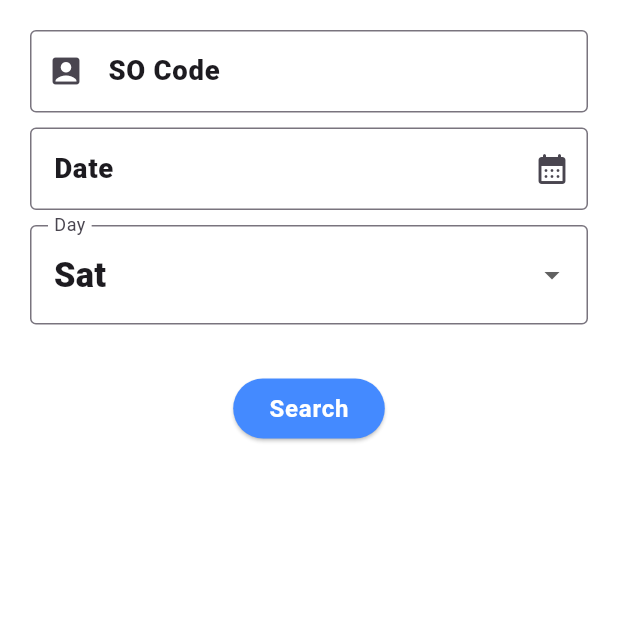
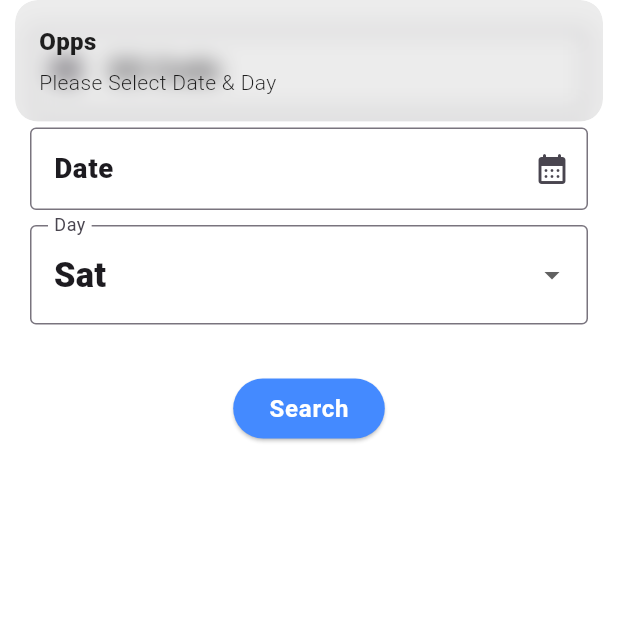
Before and after one commit to Mahamudul-Dev/Aloronsite, a Flutter app: the SearchDialogView screen opened directly, after a tap on "Search", on a phone screen of 412 x 824 dp, the top half of it. Run offline on Flutter 3.47's test engine with Material 2 defaults, Android fonts, the phone set to English and light mode, and no system bars; our stand-ins replace animated_bottom_navigation_bar, cached_network_image, dio, flutter_screenutil, get, get_storage and 3 more; missing offline and left inert: number_paginator; accounts and stored records are empty; generated files the repository leaves out were written again.

Commit message:
04-07-2023

```diff
--- a/lib/app/modules/collection_sheet/controllers/collection_sheet_controller.dart
+++ b/lib/app/modules/collection_sheet/controllers/collection_sheet_controller.dart
@@ -9,7 +9,6 @@ import 'package:dio/dio.dart';
 import 'package:flutter/material.dart';
 import 'package:get/get.dart';
 import 'package:logger/logger.dart';
-import 'package:number_paginator/number_paginator.dart';
 
 import '../../../data/utils.dart';
 
@@ -24,6 +23,7 @@ class CollectionSheetController extends GetxController {
   RxBool isSheetLoaded = false.obs;
   RxBool isSheetComplete = false.obs;
   final dio = Dio();
+  DateTime? selectedDate;
 
   List<DropdownMenuItem<String>> weekdays() {
     return [
@@ -61,7 +61,7 @@ class CollectionSheetController extends GetxController {
 
   Future<void> selectDate(BuildContext context) async {
     DateTime currentDate = DateTime.now();
-    DateTime? selectedDate = await showDatePicker(
+    selectedDate = await showDatePicker(
       context: context,
       initialDate: currentDate,
       firstDate: DateTime(1900),
@@ -83,8 +83,22 @@ class CollectionSheetController extends GetxController {
     }
   }
 
-  Future<List<CollectionSheetEntity>>? getSheet() async {
+  String _getDayName(DateTime date) {
+    final List<String> days = ['Mon', 'Tue', 'Wed', 'Thu', 'Fri', 'Sat', 'Sun'];
+    return days[date.weekday - 1];
+  }
+
+  Future<List<CollectionSheetEntity>?>? getSheet() async {
     isLoading.value = true;
+    if (isSheetLoaded.value) {
+      return Future.value(dbHelper.getCollectionSheet());
+    } else {
+      if (selectedDate != null && selectedDay.value != '') {
+        if (_getDayName(selectedDate!) != selectedDay.value) {
+          Get.snackbar('Sorry', 'Day not matching with date');
+          isLoading.value = false;
+          return Future.value(null);
+        } else {
           Map<String, dynamic> query = {
             "soCode": soCodeController.value.text,
             "collctionDay": selectedDay.value
@@ -104,14 +118,15 @@ class CollectionSheetController extends GetxController {
 
               for (Map i in response.data) {
                 Logger().d('Line 104: $i');
-          await dbHelper.saveCollectionSheet(CollectionSheetModel.fromJson(i));
-
+                await dbHelper
+                    .saveCollectionSheet(CollectionSheetModel.fromJson(i));
               }
 
               return Future.value(dbHelper.getCollectionSheet());
             } else {
               Logger().e(response.data);
-        Get.snackbar('Opps!', 'An there was a error when loading data sheet');
+              Get.snackbar(
+                  'Opps!', 'An there was a error when loading data sheet');
               isLoading.value = false;
             }
             return Future.value(dbHelper.getCollectionSheet());
@@ -122,6 +137,12 @@ class CollectionSheetController extends GetxController {
           isLoading.value = false;
           return Future.value(dbHelper.getCollectionSheet());
         }
+      }
+    }
+    isLoading.value = false;
+    Get.snackbar('Opps', 'Please Select Date & Day');
+    return Future.value(null);
+  }
 
   void skipSheet() {
     isSheetLoaded.value = false;
--- a/lib/app/routes/app_pages.dart
+++ b/lib/app/routes/app_pages.dart
@@ -9,6 +9,8 @@ import '../modules/home/bindings/home_binding.dart';
 import '../modules/home/views/home_view.dart';
 import '../modules/login/bindings/login_binding.dart';
 import '../modules/login/views/login_view.dart';
+import '../modules/recipt_upload/bindings/recipt_upload_binding.dart';
+import '../modules/recipt_upload/views/recipt_upload_view.dart';
 import '../modules/sonchoy_submit/bindings/sonchoy_submit_binding.dart';
 import '../modules/sonchoy_submit/views/sonchoy_submit_view.dart';
 import '../modules/upload_list/bindings/upload_list_binding.dart';
@@ -53,5 +55,10 @@ class AppPages {
       page: () => SonchoySubmitView(),
       binding: SonchoySubmitBinding(),
     ),
+    GetPage(
+      name: _Paths.RECIPT_UPLOAD,
+      page: () => const ReciptUploadView(),
+      binding: ReciptUploadBinding(),
+    ),
   ];
 }
--- a/lib/app/routes/app_routes.dart
+++ b/lib/app/routes/app_routes.dart
@@ -9,6 +9,7 @@ abstract class Routes {
   static const UPLOAD_LIST = _Paths.UPLOAD_LIST;
   static const DASHBOARD = _Paths.DASHBOARD;
   static const SONCHOY_SUBMIT = _Paths.SONCHOY_SUBMIT;
+  static const RECIPT_UPLOAD = _Paths.RECIPT_UPLOAD;
 }
 
 abstract class _Paths {
@@ -19,4 +20,5 @@ abstract class _Paths {
   static const UPLOAD_LIST = '/upload-list';
   static const DASHBOARD = '/dashboard';
   static const SONCHOY_SUBMIT = '/sonchoy-submit';
+  static const RECIPT_UPLOAD = '/recipt-upload';
 }
```
Also changed, not shown: lib/app/modules/collection_sheet/views/collection_sheet_view.dart (+8 -16 lines), lib/app/modules/recipt_upload/bindings/recipt_upload_binding.dart (added, +12 -0 lines), lib/app/modules/recipt_upload/controllers/recipt_upload_controller.dart (added, +23 -0 lines), lib/app/modules/recipt_upload/views/recipt_upload_view.dart (added, +24 -0 lines), lib/app/modules/sonchoy_submit/views/sonchoy_submit_view.dart (+24 -1 lines), 2 other files. Lines whose indentation alone changed are shown as unchanged.
